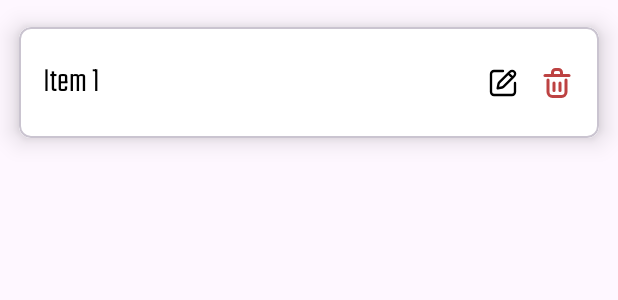
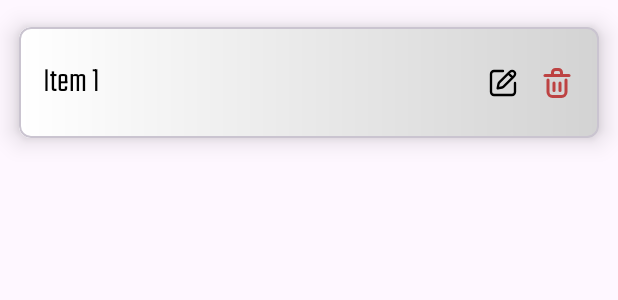
Before and after one commit to Vlazzzz/ToDoApp-ANDROID, an Android app: the layout each_todo_item.xml on its own in the app's theme, with its tools: preview values and no code run, on a phone screen of 412 x 824 dp. Shown: the top 300 px of the screen. Run offline under Robolectric (Android 15) with nearby library versions, the phone set to English and light mode, and no system bars.

Commit message:
Add task gradient

```diff
--- /dev/null
+++ b/ToDoApp2/app/src/main/res/drawable/singup_selector.xml
@@ -0,0 +1,4 @@
+<?xml version="1.0" encoding="utf-8"?>
+<selector xmlns:android="http://schemas.android.com/apk/res/android">
+
+</selector>
--- /dev/null
+++ b/ToDoApp2/app/src/main/res/drawable/task_gradient.xml
@@ -0,0 +1,5 @@
+<?xml version="1.0" encoding="utf-8"?>
+<shape xmlns:android="http://schemas.android.com/apk/res/android">
+    <gradient android:startColor="@color/white"
+        android:endColor="@color/light_grey"></gradient>
+</shape>
--- a/ToDoApp2/app/src/main/res/layout/each_todo_item.xml
+++ b/ToDoApp2/app/src/main/res/layout/each_todo_item.xml
@@ -11,7 +11,7 @@
         android:layout_width="match_parent"
         android:layout_height="wrap_content"
         android:paddingVertical="20dp"
-        android:background="@color/white">
+        android:background="@drawable/task_gradient">
 
         <TextView
             android:id="@+id/todoTask"
--- a/ToDoApp2/app/src/main/res/values/colors.xml
+++ b/ToDoApp2/app/src/main/res/values/colors.xml
@@ -4,4 +4,5 @@
     <color name="bright_black">#131313</color>
     <color name="white">#FFFFFFFF</color>
     <color name="grey">#FF808080</color>
+    <color name="light_grey">#FFD3D3D3</color>
 </resources>
```
